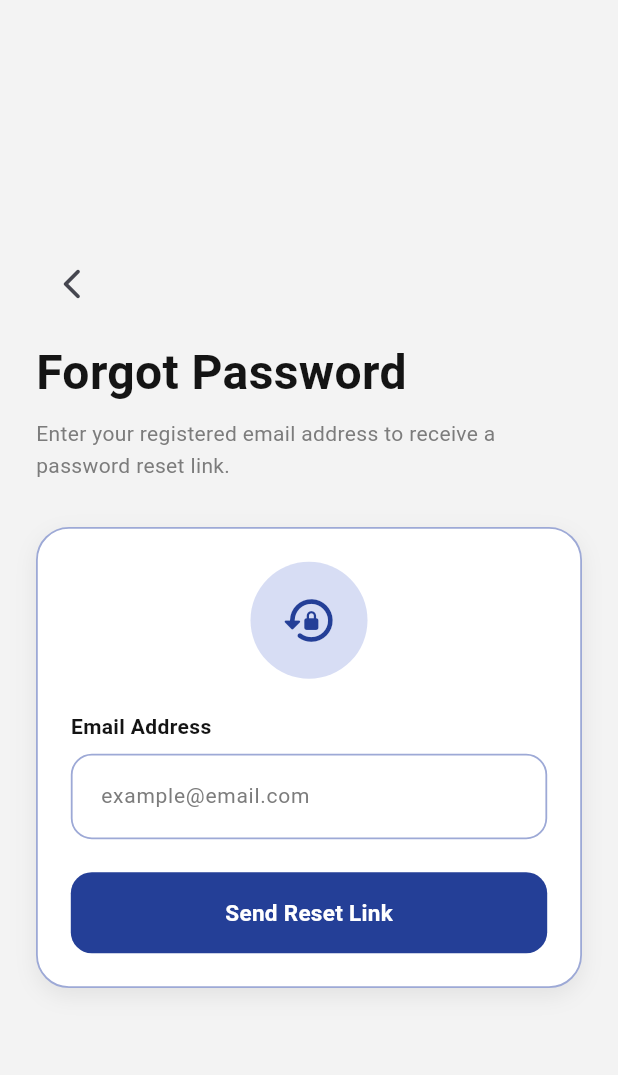
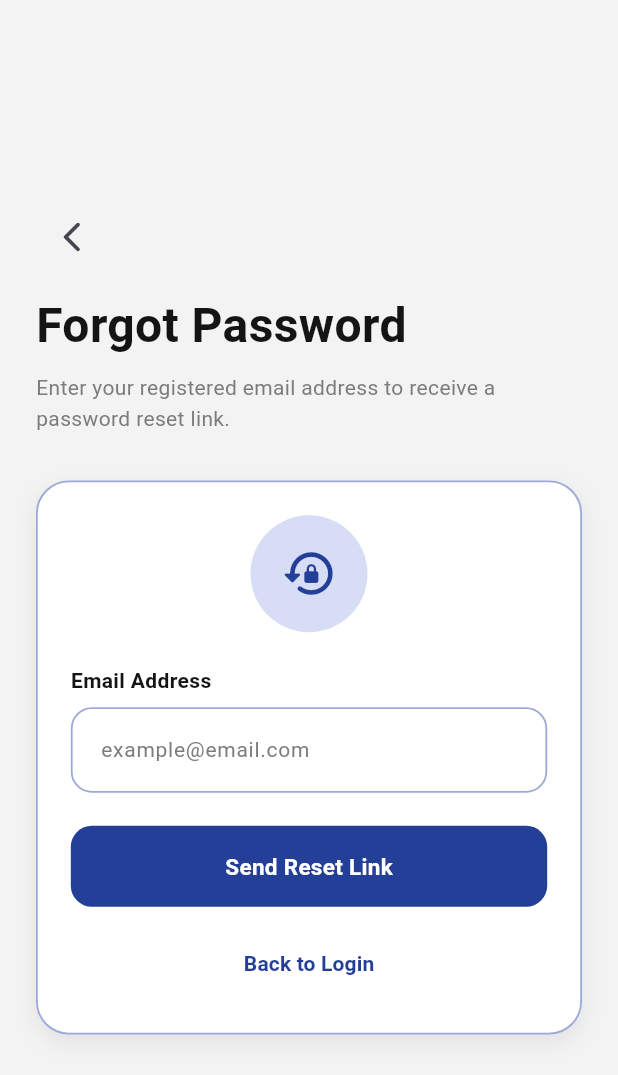
Before and after one commit to Sandu-2002/smart_edu_app, a Flutter app: the ForgotPasswordScreen screen opened by its route, on a phone screen of 412 x 824 dp. Shown: the top 1075 px of the screen. Run offline on Flutter 3.47's test engine with Material 3 defaults, Android fonts, the phone set to English and light mode, and no system bars; our stand-ins replace cloud_firestore, firebase_auth, firebase_core, go_router; accounts and stored records are empty; Roboto replaces fonts that are missing (SFProDisplay).

Commit message:
add back to login navigation button

```diff
--- a/lib/features/auth/forgot_password_screen.dart
+++ b/lib/features/auth/forgot_password_screen.dart
@@ -3,8 +3,8 @@ import 'package:go_router/go_router.dart';
 
 import '../../core/constants/app_colors.dart';
 import '../../core/routes/route_names.dart';
+import '../../core/widgets/app_button.dart';
 import '../../core/widgets/app_text_field.dart';
-import '../../core/widgets/app_button.dart';
 
 class ForgotPasswordScreen extends StatefulWidget {
   const ForgotPasswordScreen({super.key});
@@ -15,6 +15,7 @@ class ForgotPasswordScreen extends StatefulWidget {
 
 class _ForgotPasswordScreenState extends State<ForgotPasswordScreen> {
   final TextEditingController emailController = TextEditingController();
+
   bool loading = false;
 
   Future<void> resetPassword() async {
@@ -39,8 +40,7 @@ class _ForgotPasswordScreenState extends State<ForgotPasswordScreen> {
   }
 
   void _showSnack(String text) {
-    ScaffoldMessenger.of(context)
-        .showSnackBar(SnackBar(content: Text(text)));
+    ScaffoldMessenger.of(context).showSnackBar(SnackBar(content: Text(text)));
   }
 
   @override
@@ -66,9 +66,7 @@ class _ForgotPasswordScreenState extends State<ForgotPasswordScreen> {
                     onPressed: () => context.go(RouteNames.login),
                     icon: const Icon(Icons.arrow_back_ios_new_rounded),
                   ),
-
                   const SizedBox(height: 12),
-
                   const Text(
                     'Forgot Password',
                     style: TextStyle(
@@ -77,9 +75,7 @@ class _ForgotPasswordScreenState extends State<ForgotPasswordScreen> {
                       color: AppColors.textBlack,
                     ),
                   ),
-
                   const SizedBox(height: 8),
-
                   const Text(
                     'Enter your registered email address to receive a password reset link.',
                     style: TextStyle(
@@ -88,9 +84,7 @@ class _ForgotPasswordScreenState extends State<ForgotPasswordScreen> {
                       height: 1.5,
                     ),
                   ),
-
                   const SizedBox(height: 30),
-
                   Container(
                     padding: const EdgeInsets.all(22),
                     decoration: BoxDecoration(
@@ -123,21 +117,28 @@ class _ForgotPasswordScreenState extends State<ForgotPasswordScreen> {
                             color: AppColors.primaryBlue,
                           ),
                         ),
-
                         const SizedBox(height: 22),
-
                         AppTextField(
                           controller: emailController,
                           label: 'Email Address',
                           hintText: 'example@email.com',
                           keyboardType: TextInputType.emailAddress,
                         ),
-
                         const SizedBox(height: 22),
-
                         AppButton(
                           text: loading ? 'Please wait...' : 'Send Reset Link',
                           onTap: loading ? null : resetPassword,
+                        ),
+                        const SizedBox(height: 14),
+                        TextButton(
+                          onPressed: () => context.go(RouteNames.login),
+                          child: const Text(
+                            'Back to Login',
+                            style: TextStyle(
+                              color: AppColors.primaryBlue,
+                              fontWeight: FontWeight.w700,
+                            ),
+                          ),
                         ),
                       ],
                     ),
```
